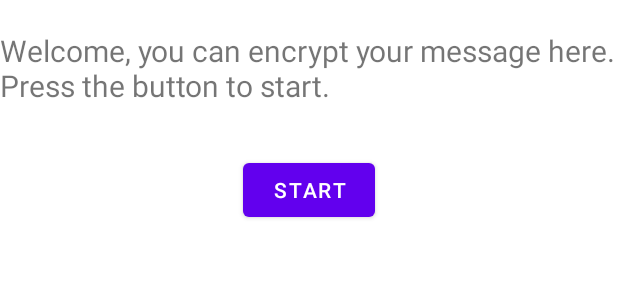
After one commit to Sebenicz/hfad.secretMessage, an Android app: the layout fragment_welcome.xml on its own in the app's theme, with its tools: preview values and no code run, on a phone screen of 412 x 824 dp. The commit adds this screen. Shown: the top 300 px of the screen. Run offline under Robolectric (Android 15) with nearby library versions, the phone set to English and light mode, and no system bars.

Commit message:
feat(Welcome Fragment)

```diff
--- /dev/null
+++ b/app/src/main/res/layout/fragment_welcome.xml
@@ -0,0 +1,25 @@
+<?xml version="1.0" encoding="utf-8"?>
+<LinearLayout xmlns:android="http://schemas.android.com/apk/res/android"
+    xmlns:tools="http://schemas.android.com/tools"
+    android:layout_width="match_parent"
+    android:layout_height="match_parent"
+    android:orientation="vertical"
+    android:gravity="center_horizontal"
+    tools:context=".WelcomeFragment">
+
+
+    <TextView
+        android:layout_width="match_parent"
+        android:layout_height="wrap_content"
+        android:layout_marginTop="20dp"
+        android:textSize="20sp"
+        android:text="@string/welcome_text" />
+
+    <Button
+        android:id="@+id/start"
+        android:layout_width="wrap_content"
+        android:layout_height="wrap_content"
+        android:layout_marginTop="32dp"
+        android:text="@string/start"/>
+
+</LinearLayout>
--- a/app/src/main/res/values/strings.xml
+++ b/app/src/main/res/values/strings.xml
@@ -6,4 +6,5 @@
     <string name="message_hint">Please enter your secret message</string>
     <string name="next">Next</string>
     <string name="encrypt_text">Here is your secret message:</string>
+
 </resources>
```
Also changed, not shown: app/src/main/java/com/hfad/secretmessage/WelcomeFragment.kt (added, +21 -0 lines), app/src/main/res/layout/activity_main.xml (+5 -11 lines).
